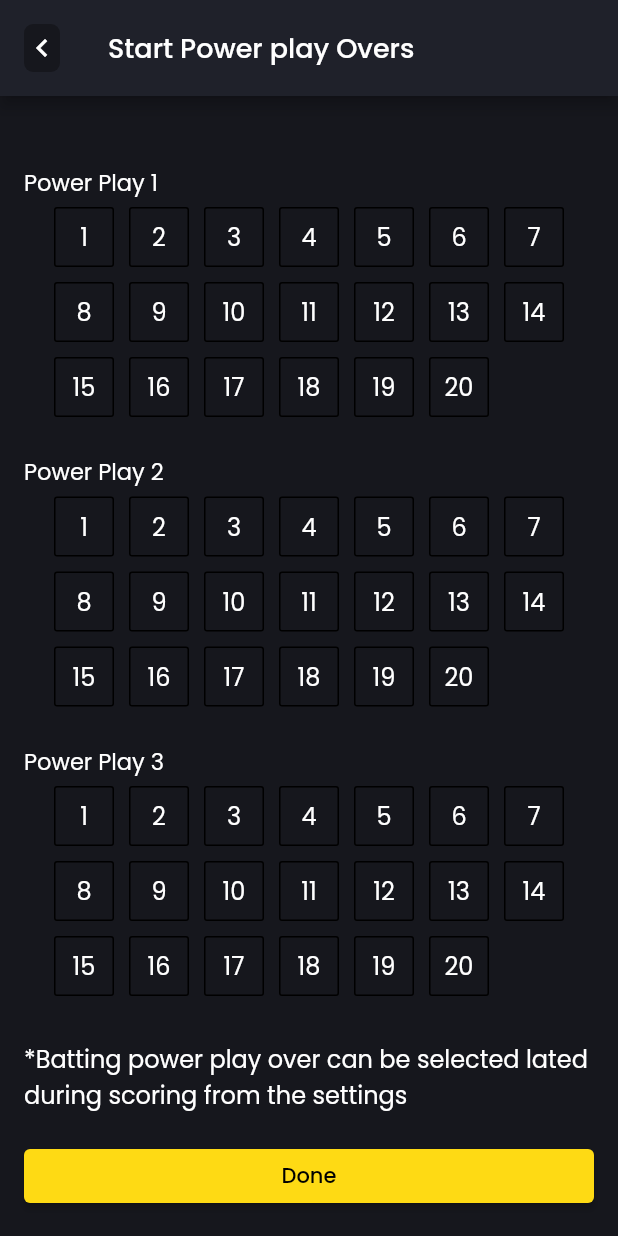
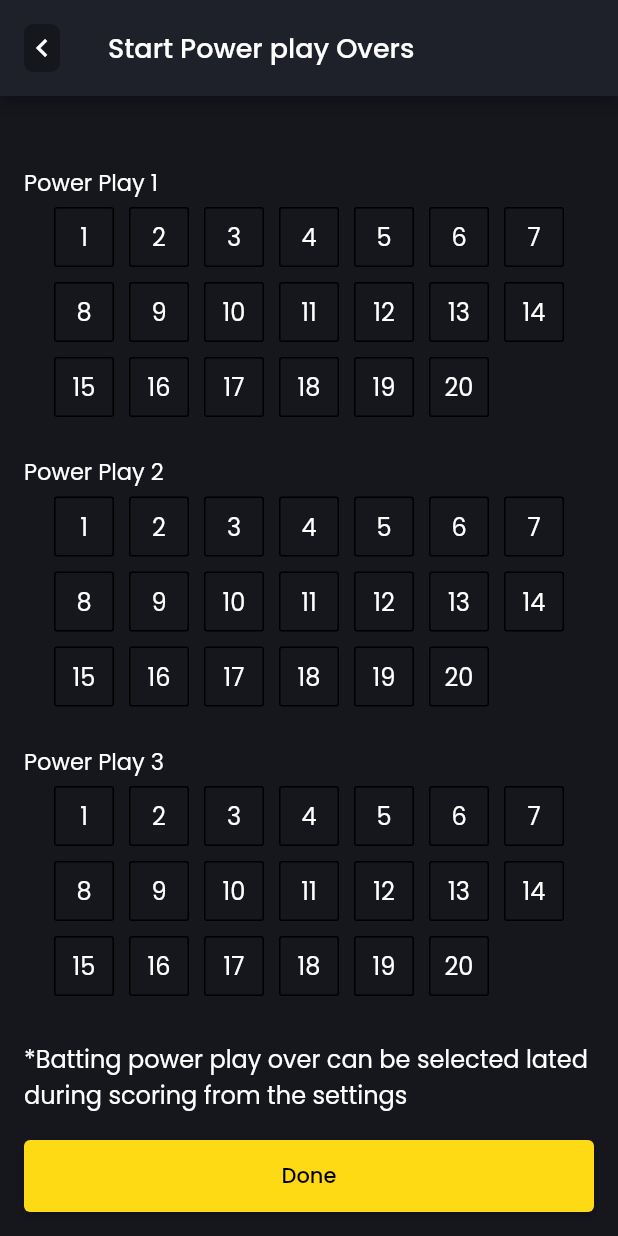
Before and after one commit to nmustakim/intern-assesment, a Flutter app: the screen it shows after launch, on a phone screen of 412 x 824 dp. Run offline on Flutter 3.47's test engine with Material 2 defaults, Android fonts, the phone set to English and light mode, and no system bars; our stand-ins replace google_fonts.

```diff
--- a/lib/screens/powerplay_screen.dart
+++ b/lib/screens/powerplay_screen.dart
@@ -2,7 +2,6 @@ import 'package:flutter/material.dart';
 import 'package:google_fonts/google_fonts.dart';
 import 'package:internship_assesment_appifylab/screens/performance_screen.dart';
 
-import '../main.dart';
 
 class PowerPlayScreen extends StatefulWidget {
   const PowerPlayScreen({super.key});
@@ -23,6 +22,7 @@ class _PowerPlayScreenState extends State<PowerPlayScreen> {
           Expanded(
             child: Container(
               margin: const EdgeInsets.symmetric(horizontal: 16),
+              height: 48,
               child: ElevatedButton(
                   onPressed: () {
                     Navigator.push(context, MaterialPageRoute(builder: (context)=>const PerformanceScreen()));
```
